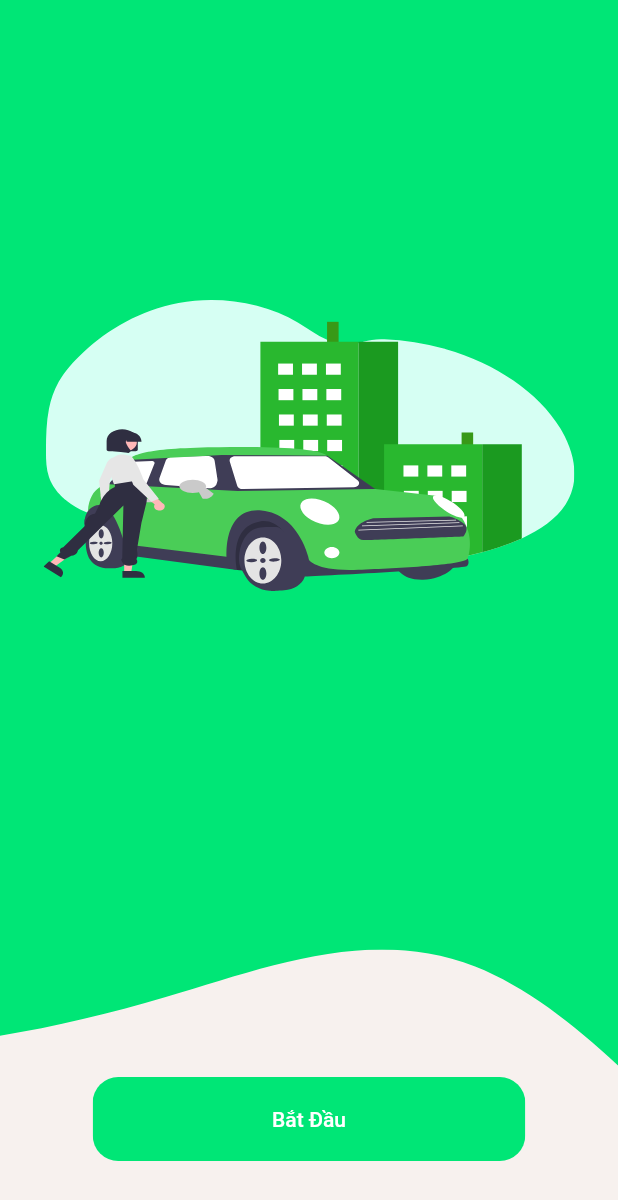
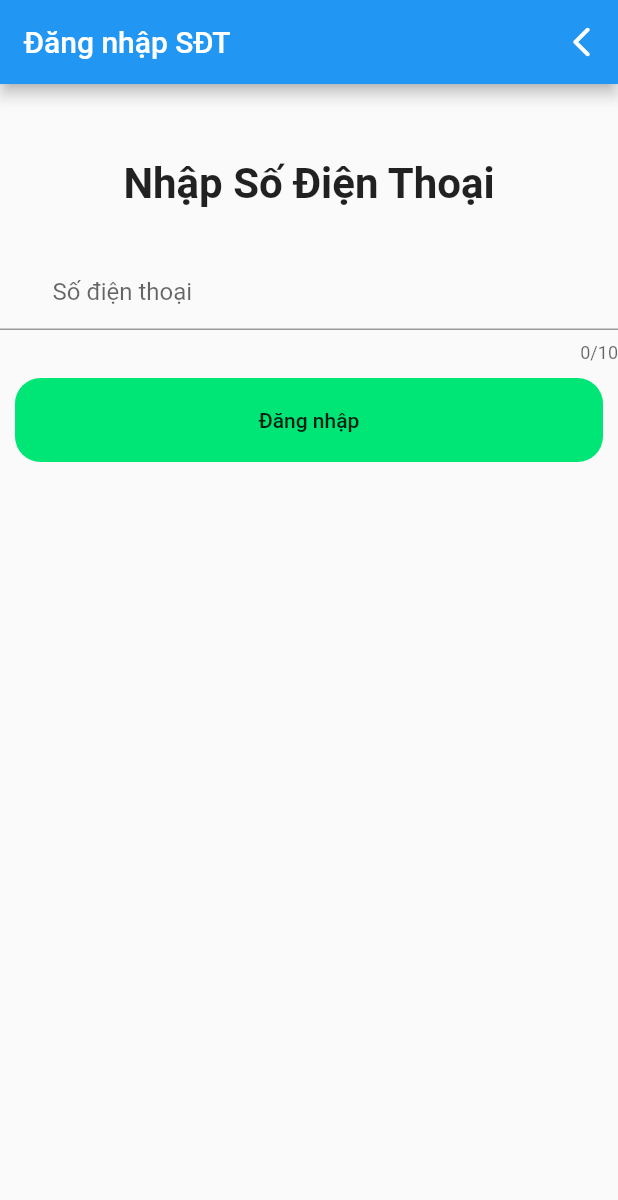
Before and after one commit to reallybeans/SWD_1413_Mobile, a Flutter app: the screen it shows after launch, on a phone screen of 412 x 824 dp. Shown: the top 1200 px of the screen. Run offline on Flutter 3.47's test engine with Material 2 defaults, Android fonts, the phone set to English and light mode, and no system bars; our stand-ins replace flutter_svg, font_awesome_flutter, get, pinput.

Commit message:
duynk: update_ login by phone

```diff
--- a/lib/main.dart
+++ b/lib/main.dart
@@ -1,5 +1,6 @@
 import 'package:flutter/material.dart';
 import 'package:timxe/screens/login/login_screen.dart';
+import 'package:timxe/screens/login/widgets/phone_auth/sign_in_phonenum.dart';
 import 'package:timxe/screens/welcome/welcome_screen.dart';
 
 void main() {
@@ -13,7 +14,7 @@ class MyApp extends StatelessWidget {
   @override
   Widget build(BuildContext context) {
     return MaterialApp(
-      home: WelcomeScreen(),
+      home: LoginByPhone(),
     );
   }
 }
--- /dev/null
+++ b/lib/screens/login/widgets/phone_auth/sign_in_phonenum.dart
@@ -0,0 +1,88 @@
+import 'package:flutter/material.dart';
+import 'package:timxe/common/rounded_button.dart';
+import 'package:timxe/screens/login/widgets/phone_auth/otp_screen.dart';
+
+class LoginByPhone extends StatefulWidget {
+  @override
+  _LoginByPhoneState createState() => _LoginByPhoneState();
+}
+
+class _LoginByPhoneState extends State<LoginByPhone> {
+  TextEditingController _controller = TextEditingController();
+  @override
+  Widget build(BuildContext context) {
+    return Scaffold(
+      // drawer: BackButtonIcon(),
+      // backgroundColor: Colors.greenAccent[400],
+      appBar: AppBar(
+        actions: [
+          Container(
+            child: IconButton(
+              onPressed: () {},
+              icon: Icon(Icons.arrow_back_ios_rounded),
+            ),
+          )
+        ],
+        title: Text('Đăng nhập SĐT'),
+      ),
+      body: Column(
+        children: [
+          Column(
+            children: [
+              Container(
+                margin: EdgeInsets.only(top: 50),
+                child: Center(
+                  child: Text(
+                    "Nhập Số Điện Thoại",
+                    style: TextStyle(
+                      fontWeight: FontWeight.bold,
+                      fontSize: 28,
+                    ),
+                  ),
+                ),
+              ),
+              Container(
+                margin: EdgeInsets.only(top: 30),
+                child: TextField(
+                  decoration: InputDecoration(
+                    hintText: 'Số điện thoại',
+                    prefix: Padding(
+                      padding: EdgeInsets.all(4),
+                      child: Text('+84'),
+                    ),
+                  ),
+                  maxLength: 10,
+                  keyboardType: TextInputType.number,
+                  controller: _controller,
+                ),
+              )
+            ],
+          ),
+          Container(
+            margin: EdgeInsets.all(10),
+            width: double.infinity,
+            // child: RoundedButton(
+            //   press: () {
+            //     Navigator.of(context).push(MaterialPageRoute(
+            //         builder: (context) => OTPScreen(_controller.text)));
+            //   },
+            //   text: 'Đăng nhập',
+            // ),
+            child: ClipRRect(
+              borderRadius: BorderRadius.circular(17),
+              child: FlatButton(
+                padding: EdgeInsets.symmetric(vertical: 20, horizontal: 40),
+                color: Colors.greenAccent[400],
+                onPressed: () {
+                  Navigator.of(context).push(MaterialPageRoute(
+                      builder: (context) => OTPScreen(_controller.text)));
+                },
+                child: Text('Đăng nhập'),
+              ),
+            ),
+          )
+        ],
+      ),
+    );
+  }
+}
--- a/pubspec.yaml
+++ b/pubspec.yaml
@@ -35,6 +35,8 @@ dependencies:
   # Use with the CupertinoIcons class for iOS style icons.
 
   cupertino_icons: ^1.0.2
+  firebase_core: ^1.6.0
+  pinput: ^1.2.0
   #google sign in
   firebase_auth: ^1.1.4
   flutter_svg: ^0.22.0
@@ -67,8 +69,8 @@ flutter:
 
   # To add assets to your application, add an assets section, like this:
   assets:
-      - assets/icons/
-      - assets/images/
+    - assets/icons/
+    - assets/images/
 
   # An image asset can refer to one or more resolution-specific "variants", see
   # https://flutter.dev/assets-and-images/#resolution-aware.
```
Also changed, not shown: lib/screens/login/widgets/phone_auth/otp_screen.dart (added, +63 -0 lines), pubspec.lock.
